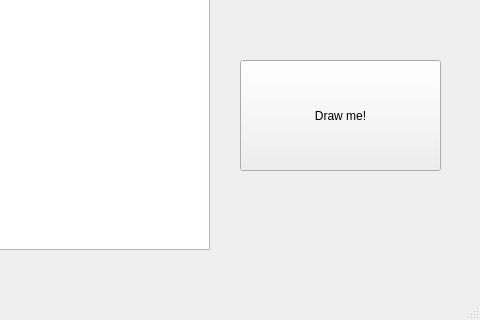
Before: the Qt Designer form wdw.ui in NoferBeautiful/random-search-multiple-targets, drawn with Qt 5; both pictures show x 320 to 800 and y 280 to 600 of the 800 by 600 pixel window.
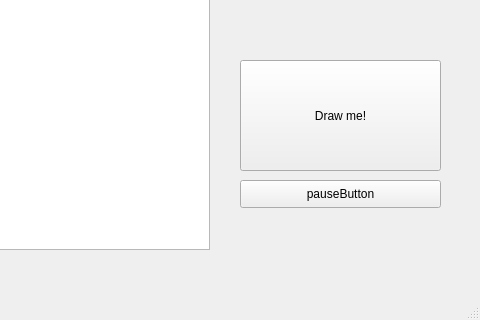
After: the same form once the commit is applied.

```diff
--- a/wdw.ui
+++ b/wdw.ui
@@ -37,6 +37,19 @@
      <string>Draw me!</string>
     </property>
    </widget>
+   <widget class="QPushButton" name="pauseButton">
+    <property name="geometry">
+     <rect>
+      <x>560</x>
+      <y>460</y>
+      <width>201</width>
+      <height>28</height>
+     </rect>
+    </property>
+    <property name="text">
+     <string>pauseButton</string>
+    </property>
+   </widget>
   </widget>
   <widget class="QMenuBar" name="menubar">
    <property name="geometry">
```
